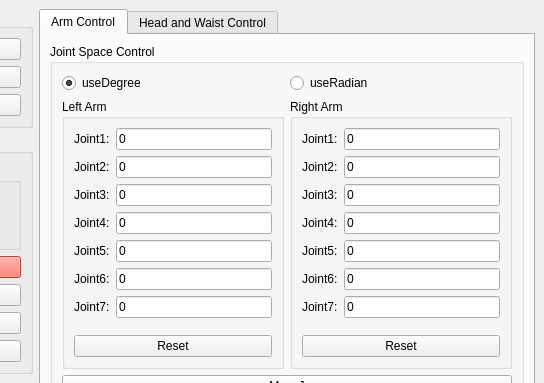
First picture: the form in GUI/CrpRobotBasicControlGUI/CrpRobotBasicControlGUI.ui, repository Fa1lin9/RobotTeleoperate, before the edit; both pictures show x 473 to 1017 and y 0 to 383 of the 1017 by 799 pixel window.
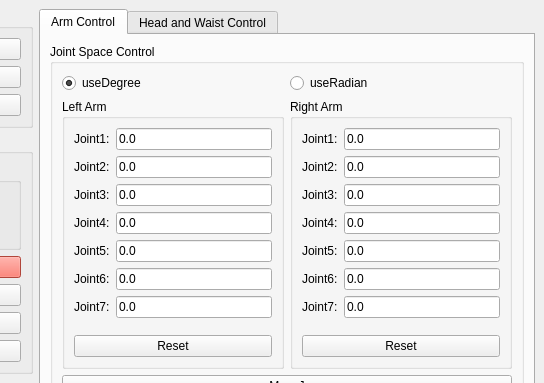
Second picture: the form after the edit.

Patch:
```diff
--- a/GUI/CrpRobotBasicControlGUI/CrpRobotBasicControlGUI.ui
+++ b/GUI/CrpRobotBasicControlGUI/CrpRobotBasicControlGUI.ui
@@ -286,7 +286,7 @@
                   <item row="0" column="1">
                    <widget class="QLineEdit" name="leftArmJ1LineEdit">
                     <property name="text">
-                     <string>0</string>
+                     <string>0.0</string>
                     </property>
                    </widget>
                   </item>
@@ -300,7 +300,7 @@
                   <item row="1" column="1">
                    <widget class="QLineEdit" name="leftArmJ2LineEdit">
                     <property name="text">
-                     <string>0</string>
+                     <string>0.0</string>
                     </property>
                    </widget>
                   </item>
@@ -314,7 +314,7 @@
                   <item row="2" column="1">
                    <widget class="QLineEdit" name="leftArmJ3LineEdit">
                     <property name="text">
-                     <string>0</string>
+                     <string>0.0</string>
                     </property>
                    </widget>
                   </item>
@@ -328,7 +328,7 @@
                   <item row="3" column="1">
                    <widget class="QLineEdit" name="leftArmJ4LineEdit">
                     <property name="text">
-                     <string>0</string>
+                     <string>0.0</string>
                     </property>
                    </widget>
                   </item>
@@ -342,7 +342,7 @@
                   <item row="4" column="1">
                    <widget class="QLineEdit" name="leftArmJ5LineEdit">
                     <property name="text">
-                     <string>0</string>
+                     <string>0.0</string>
                     </property>
                    </widget>
                   </item>
@@ -356,7 +356,7 @@
                   <item row="5" column="1">
                    <widget class="QLineEdit" name="leftArmJ6LineEdit">
                     <property name="text">
-                     <string>0</string>
+                     <string>0.0</string>
                     </property>
                    </widget>
                   </item>
@@ -370,7 +370,7 @@
                   <item row="6" column="1">
                    <widget class="QLineEdit" name="leftArmJ7LineEdit">
                     <property name="text">
-                     <string>0</string>
+                     <string>0.0</string>
                     </property>
                    </widget>
                   </item>
@@ -404,7 +404,7 @@
                   <item row="0" column="1">
                    <widget class="QLineEdit" name="rightArmJ1LineEdit">
                     <property name="text">
-                     <string>0</string>
+                     <string>0.0</string>
                     </property>
                    </widget>
                   </item>
@@ -418,7 +418,7 @@
                   <item row="1" column="1">
                    <widget class="QLineEdit" name="rightArmJ2LineEdit">
                     <property name="text">
-                     <string>0</string>
+                     <string>0.0</string>
                     </property>
                    </widget>
                   </item>
@@ -432,7 +432,7 @@
                   <item row="2" column="1">
                    <widget class="QLineEdit" name="rightArmJ3LineEdit">
                     <property name="text">
-                     <string>0</string>
+                     <string>0.0</string>
                     </property>
                    </widget>
                   </item>
@@ -446,7 +446,7 @@
                   <item row="3" column="1">
                    <widget class="QLineEdit" name="rightArmJ4LineEdit">
                     <property name="text">
-                     <string>0</string>
+                     <string>0.0</string>
                     </property>
                    </widget>
                   </item>
@@ -460,7 +460,7 @@
                   <item row="4" column="1">
                    <widget class="QLineEdit" name="rightArmJ5LineEdit">
                     <property name="text">
-                     <string>0</string>
+                     <string>0.0</string>
                     </property>
                    </widget>
                   </item>
@@ -474,7 +474,7 @@
                   <item row="5" column="1">
                    <widget class="QLineEdit" name="rightArmJ6LineEdit">
                     <property name="text">
-                     <string>0</string>
+                     <string>0.0</string>
                     </property>
                    </widget>
                   </item>
@@ -488,7 +488,7 @@
                   <item row="6" column="1">
                    <widget class="QLineEdit" name="rightArmJ7LineEdit">
                     <property name="text">
-                     <string>0</string>
+                     <string>0.0</string>
                     </property>
                    </widget>
                   </item>
```
